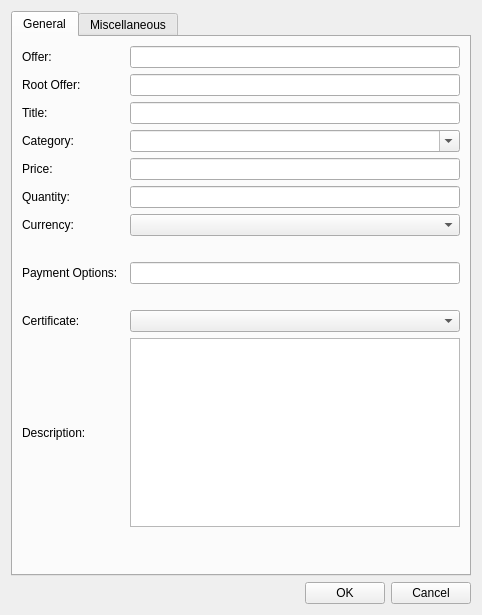
This is src/qt/forms/editofferdialog.ui in greggdourgarian/syscoin2 as Qt 5 draws it before an edit. The edited form follows.
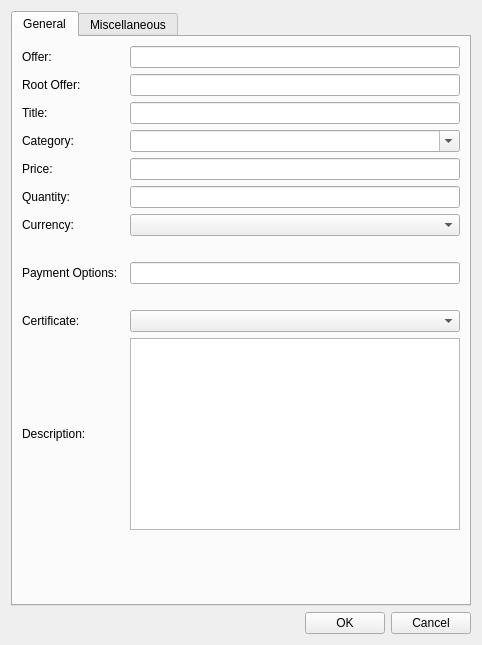
This is the edited form.

Commit message: payment option update

```diff
--- a/src/qt/forms/editofferdialog.ui
+++ b/src/qt/forms/editofferdialog.ui
@@ -7,7 +7,7 @@
     <x>0</x>
     <y>0</y>
     <width>482</width>
-    <height>615</height>
+    <height>645</height>
    </rect>
   </property>
   <property name="windowTitle">
```
The commit also changes 1 other file.
